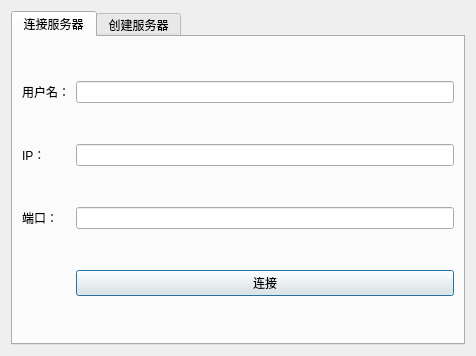
Above: quickDice/connectto.ui from CycleZero/QuickDice before the change. Below: the same form after it.
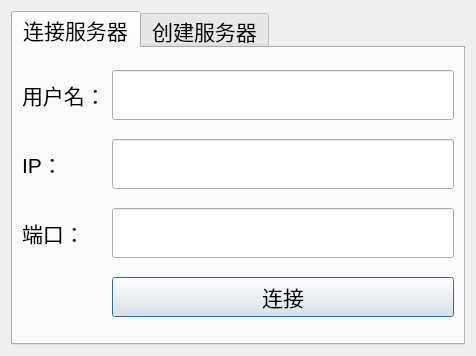
That is the form after the change.

```diff
--- a/quickDice/connectto.ui
+++ b/quickDice/connectto.ui
@@ -10,6 +10,11 @@
     <height>356</height>
    </rect>
   </property>
+  <property name="font">
+   <font>
+    <pointsize>16</pointsize>
+   </font>
+  </property>
   <property name="windowTitle">
    <string>NetWork</string>
   </property>
@@ -23,7 +28,23 @@
       <attribute name="title">
        <string>连接服务器</string>
       </attribute>
-      <layout class="QGridLayout" name="gridLayout_2">
+      <layout class="QGridLayout" name="gridLayout_2" rowstretch="1,1,1,1,0">
+       <item row="0" column="1">
+        <widget class="QLineEdit" name="Username">
+         <property name="sizePolicy">
+          <sizepolicy hsizetype="Expanding" vsizetype="Fixed">
+           <horstretch>0</horstretch>
+           <verstretch>0</verstretch>
+          </sizepolicy>
+         </property>
+         <property name="minimumSize">
+          <size>
+           <width>100</width>
+           <height>50</height>
+          </size>
+         </property>
+        </widget>
+       </item>
        <item row="0" column="0">
         <widget class="QLabel" name="label">
          <property name="text">
@@ -38,12 +59,6 @@
          </property>
         </widget>
        </item>
-       <item row="0" column="1">
-        <widget class="QLineEdit" name="Username"/>
-       </item>
-       <item row="2" column="1">
-        <widget class="QLineEdit" name="Port"/>
-       </item>
        <item row="2" column="0">
         <widget class="QLabel" name="label_3">
          <property name="text">
@@ -52,10 +67,39 @@
         </widget>
        </item>
        <item row="1" column="1">
-        <widget class="QLineEdit" name="IP"/>
+        <widget class="QLineEdit" name="IP">
+         <property name="minimumSize">
+          <size>
+           <width>0</width>
+           <height>50</height>
+          </size>
+         </property>
+        </widget>
+       </item>
+       <item row="2" column="1">
+        <widget class="QLineEdit" name="Port">
+         <property name="minimumSize">
+          <size>
+           <width>0</width>
+           <height>50</height>
+          </size>
+         </property>
+        </widget>
        </item>
        <item row="3" column="1">
         <widget class="QPushButton" name="connect">
+         <property name="sizePolicy">
+          <sizepolicy hsizetype="Preferred" vsizetype="Fixed">
+           <horstretch>0</horstretch>
+           <verstretch>0</verstretch>
+          </sizepolicy>
+         </property>
+         <property name="minimumSize">
+          <size>
+           <width>0</width>
+           <height>40</height>
+          </size>
+         </property>
          <property name="text">
           <string>连接</string>
          </property>
```
Left out of the diff: 18 changed lines with no effect on the pictures.
